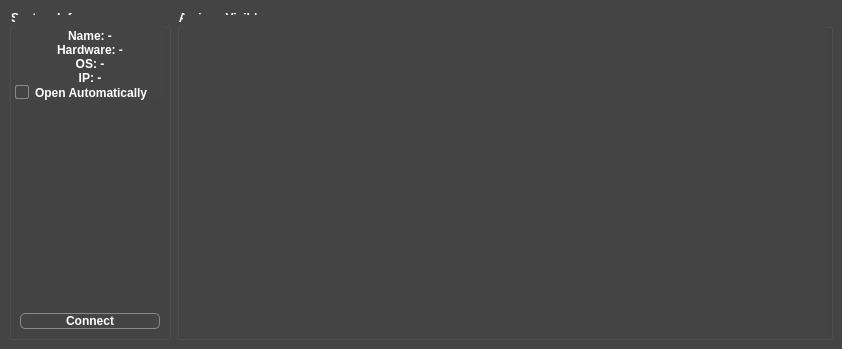
The window that ApolloExplorerPC/scanningwindow.ui (ronybeck/ApolloExplorer) describes before a commit, drawn with Qt 5.
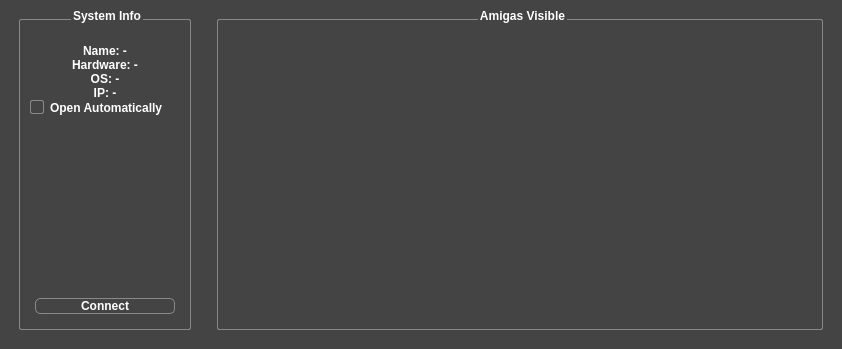
The same window after the commit. Icons and pictures are not drawn.

Patch:
```diff
--- a/ApolloExplorerPC/scanningwindow.ui
+++ b/ApolloExplorerPC/scanningwindow.ui
@@ -52,7 +52,15 @@
 
 QGroupBox
 {
-	padding: 5px;
+	padding: 10px;
+	border: 1px solid  rgb(136, 138, 133);
+	margin: 10px;
+	border-radius: 2px;
+}
+QGroupBox::Title
+{
+	subcontrol-origin: margin;
+    subcontrol-position: top center;
 }
 
 QCheckBox::indicator
```
